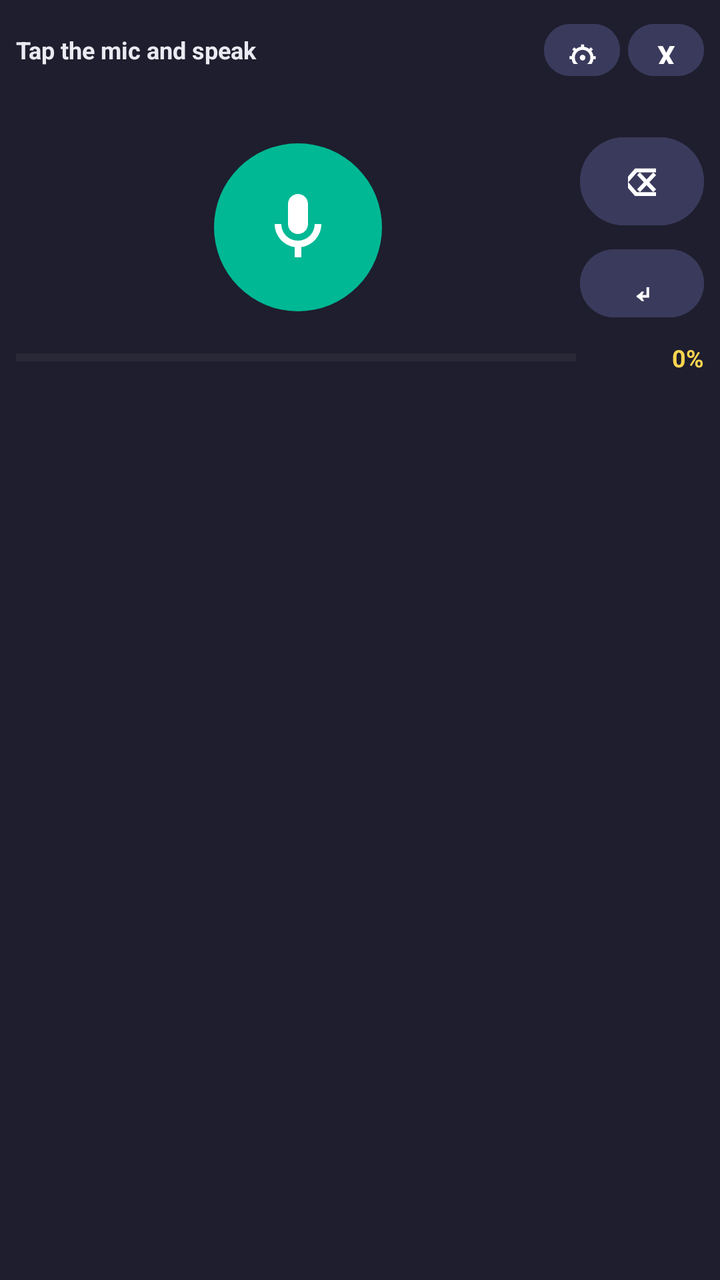
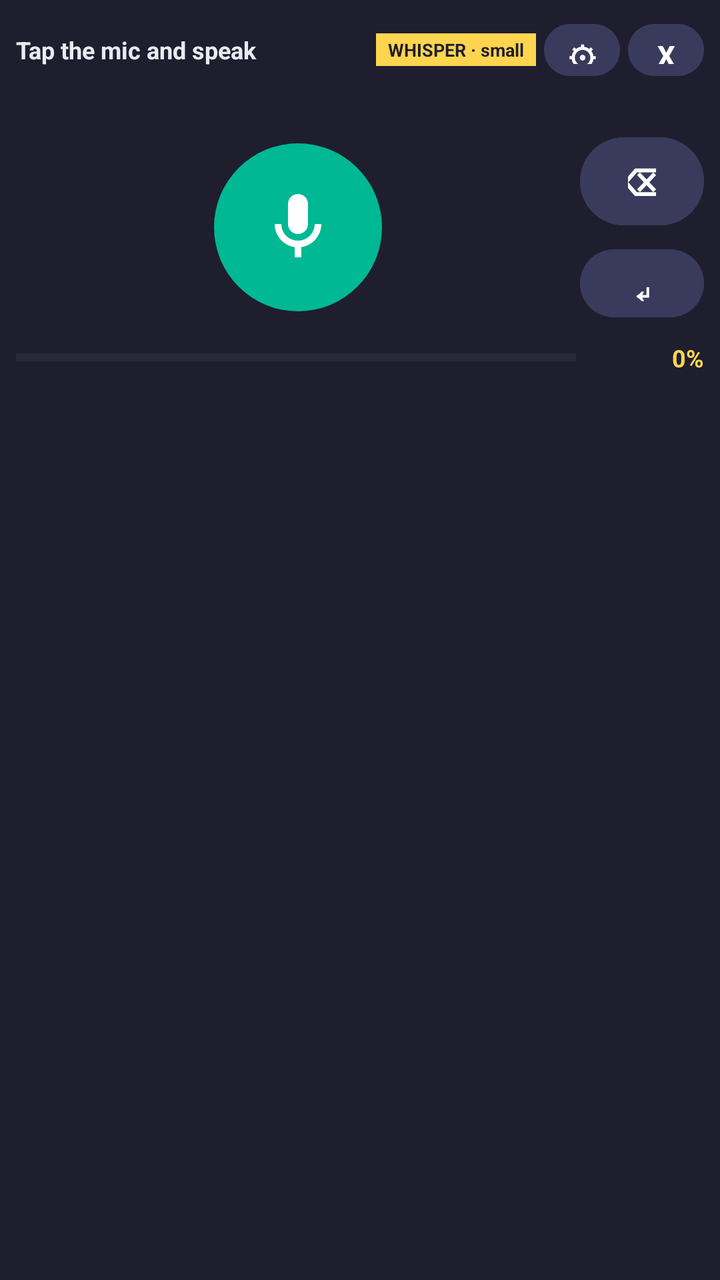

Before-and-after screenshots of an Android layout around one commit, followed by the original layout XML and the change that was made.
<!-- AndroidManifest.xml: application theme Theme.WhisperKeyboard -->
<!-- res/layout/keyboard_view.xml -->
<?xml version="1.0" encoding="utf-8"?>
<LinearLayout xmlns:android="http://schemas.android.com/apk/res/android"
    android:orientation="vertical"
    android:layout_width="match_parent"
    android:layout_height="wrap_content"
    android:background="#1E1E2E"
    android:padding="8dp">

    <LinearLayout android:orientation="horizontal" android:layout_width="match_parent" android:layout_height="wrap_content" android:gravity="center_vertical">
        <TextView android:id="@+id/tvStatus" android:text="Tap the mic and speak" android:textColor="#EAEAF2" android:textSize="12sp" android:textStyle="bold" android:layout_width="0dp" android:layout_weight="1" android:layout_height="wrap_content" android:ellipsize="end" android:maxLines="1"/>
        <Button android:id="@+id/btnKeyboardGear" android:text="⚙" android:layout_width="38dp" android:layout_height="34dp" android:minWidth="0dp" android:paddingStart="0dp" android:paddingEnd="0dp" android:textSize="15sp" android:textStyle="bold" android:textColor="#FFFFFF" android:backgroundTint="#3A3A5C" android:contentDescription="Open app settings"/>
        <Button android:id="@+id/btnCloseKeyboard" android:text="X" android:layout_width="38dp" android:layout_height="34dp" android:layout_marginStart="4dp" android:minWidth="0dp" android:paddingStart="0dp" android:paddingEnd="0dp" android:textSize="14sp" android:textStyle="bold" android:textColor="#FFFFFF" android:backgroundTint="#3A3A5C" android:contentDescription="Close keyboard (return to default keyboard)"/>
    </LinearLayout>

    
    <TextView android:id="@+id/tvLabels" android:text="" android:textColor="#9FB8FF" android:textSize="11sp" android:layout_width="match_parent" android:layout_height="wrap_content" android:gravity="center" android:singleLine="true" android:ellipsize="end" android:paddingTop="2dp"/>

    
    <LinearLayout android:id="@+id/rowOutstanding" android:orientation="horizontal" android:layout_width="match_parent" android:layout_height="wrap_content" android:gravity="center_vertical" android:layout_marginTop="4dp" android:visibility="gone">
        <Button android:id="@+id/btnTypeOutstanding" android:text="📥 Type pending transcript" android:layout_width="0dp" android:layout_weight="1" android:layout_height="38dp" android:textSize="12sp" android:textStyle="bold" android:textColor="#212121" android:backgroundTint="#74B9FF"/>
        <Button android:id="@+id/btnDiscardOutstanding" android:text="🗑" android:layout_width="42dp" android:layout_height="38dp" android:layout_marginStart="4dp" android:minWidth="0dp" android:paddingStart="0dp" android:paddingEnd="0dp" android:textSize="14sp" android:textColor="#FFFFFF" android:backgroundTint="#636E72" android:contentDescription="Discard oldest pending transcript"/>
    </LinearLayout>

    <LinearLayout android:orientation="horizontal" android:layout_width="match_parent" android:layout_height="wrap_content" android:gravity="center_vertical" android:layout_marginTop="6dp">

        
        <FrameLayout android:layout_width="0dp" android:layout_weight="1" android:layout_height="wrap_content">
            <androidx.appcompat.widget.AppCompatImageButton
                android:id="@+id/btnMicCircle"
                android:layout_width="84dp" android:layout_height="84dp"
                android:layout_gravity="center_horizontal"
                android:background="@drawable/bg_circle"
                android:backgroundTint="#00B894"
                android:src="@drawable/ic_mic"
                android:contentDescription="Record"/>
        </FrameLayout>

        
        <LinearLayout android:orientation="vertical" android:layout_width="wrap_content" android:layout_height="wrap_content">
            <Button android:id="@+id/btnBackspace" android:text="⌫" android:layout_width="62dp" android:layout_height="52dp" android:textSize="19sp" android:textStyle="bold" android:textColor="#FFFFFF" android:backgroundTint="#3A3A5C" android:contentDescription="Backspace: tap deletes a character, hold deletes words faster and faster"/>
            <Button android:id="@+id/btnEnter" android:text="↵" android:layout_width="62dp" android:layout_height="42dp" android:layout_marginTop="4dp" android:textSize="18sp" android:textStyle="bold" android:textColor="#FFFFFF" android:backgroundTint="#3A3A5C" android:contentDescription="Enter: new line"/>
        </LinearLayout>
    </LinearLayout>

    
    <LinearLayout android:orientation="horizontal" android:layout_width="match_parent" android:layout_height="wrap_content" android:gravity="center_vertical" android:layout_marginTop="8dp">
        <ProgressBar android:id="@+id/progressTranscribe" style="?android:attr/progressBarStyleHorizontal" android:layout_width="0dp" android:layout_weight="1" android:layout_height="8dp" android:max="100" android:progress="0" android:progressTint="#00B894"/>
        <TextView android:id="@+id/tvProgressPct" android:text="0%" android:textSize="12sp" android:textStyle="bold" android:textColor="#FFD54F" android:layout_width="wrap_content" android:layout_height="wrap_content" android:gravity="end" android:paddingStart="6dp" android:minWidth="64dp"/>
    </LinearLayout>

    <LinearLayout android:id="@+id/rowProcessing" android:orientation="horizontal" android:layout_width="match_parent" android:layout_height="wrap_content" android:gravity="center" android:layout_marginTop="4dp" android:visibility="gone">
        <Button android:id="@+id/btnSkipOne" android:text="Skip 1 ▸" android:layout_width="0dp" android:layout_weight="1" android:layout_height="30dp" android:textSize="11sp" android:textStyle="bold" android:textColor="#FFFFFF" android:backgroundTint="#E17055"/>
        <Button android:id="@+id/btnStopAll" android:text="■ Stop All" android:layout_width="0dp" android:layout_weight="1" android:layout_height="30dp" android:layout_marginStart="6dp" android:textSize="11sp" android:textStyle="bold" android:textColor="#FFFFFF" android:backgroundTint="#D63031"/>
    </LinearLayout>

    <TextView android:id="@+id/tvQueueBadge" android:text="" android:textSize="10sp" android:textStyle="bold" android:textColor="#FFD54F" android:layout_width="match_parent" android:layout_height="wrap_content" android:gravity="center" android:paddingTop="4dp"/>

</LinearLayout>
<!-- resources referenced by this layout -->
<resources>
  <!-- drawable bg_circle (drawable) -->
  <?xml version="1.0" encoding="utf-8"?>
  <shape xmlns:android="http://schemas.android.com/apk/res/android" android:shape="oval">
      <solid android:color="#00B894"/>
  </shape>
  <!-- drawable ic_mic (drawable) -->
  <?xml version="1.0" encoding="utf-8"?>
  <vector xmlns:android="http://schemas.android.com/apk/res/android"
      android:width="40dp" android:height="40dp"
      android:viewportWidth="24" android:viewportHeight="24">
      <path android:fillColor="#FFFFFFFF" android:pathData="M12,14c1.66,0 3,-1.34 3,-3V5c0,-1.66 -1.34,-3 -3,-3S9,3.34 9,5v6c0,1.66 1.34,3 3,3zM17,11c0,2.76 -2.24,5 -5,5s-5,-2.24 -5,-5H5c0,3.53 2.61,6.43 6,6.92V21h2v-3.08c3.39,-0.49 6,-3.39 6,-6.92h-2z"/>
  </vector>
  <style name="Theme.WhisperKeyboard" parent="Theme.Material3.DayNight.NoActionBar">
          <item name="colorPrimary">#6C5CE7</item>
          <item name="colorPrimaryVariant">#5A4BD1</item>
          <item name="colorOnPrimary">#FFFFFF</item>
          <item name="colorSecondary">#A29BFE</item>
          <item name="android:statusBarColor">#2C2C3E</item>
      </style>
</resources>

<!-- the commit's change to res/layout/keyboard_view.xml (unified diff, before → after) -->
@@ -8,6 +8,7 @@
 
     <LinearLayout android:orientation="horizontal" android:layout_width="match_parent" android:layout_height="wrap_content" android:gravity="center_vertical">
         <TextView android:id="@+id/tvStatus" android:text="Tap the mic and speak" android:textColor="#EAEAF2" android:textSize="12sp" android:textStyle="bold" android:layout_width="0dp" android:layout_weight="1" android:layout_height="wrap_content" android:ellipsize="end" android:maxLines="1"/>
+        <TextView android:id="@+id/tvEngine" android:text="WHISPER · small" android:textColor="#1E1E2E" android:background="#FFD54F" android:textSize="9sp" android:textStyle="bold" android:paddingStart="6dp" android:paddingEnd="6dp" android:paddingTop="2dp" android:paddingBottom="2dp" android:layout_marginEnd="4dp" android:layout_width="wrap_content" android:layout_height="wrap_content"/>
         <Button android:id="@+id/btnKeyboardGear" android:text="⚙" android:layout_width="38dp" android:layout_height="34dp" android:minWidth="0dp" android:paddingStart="0dp" android:paddingEnd="0dp" android:textSize="15sp" android:textStyle="bold" android:textColor="#FFFFFF" android:backgroundTint="#3A3A5C" android:contentDescription="Open app settings"/>
         <Button android:id="@+id/btnCloseKeyboard" android:text="X" android:layout_width="38dp" android:layout_height="34dp" android:layout_marginStart="4dp" android:minWidth="0dp" android:paddingStart="0dp" android:paddingEnd="0dp" android:textSize="14sp" android:textStyle="bold" android:textColor="#FFFFFF" android:backgroundTint="#3A3A5C" android:contentDescription="Close keyboard (return to default keyboard)"/>
     </LinearLayout>
